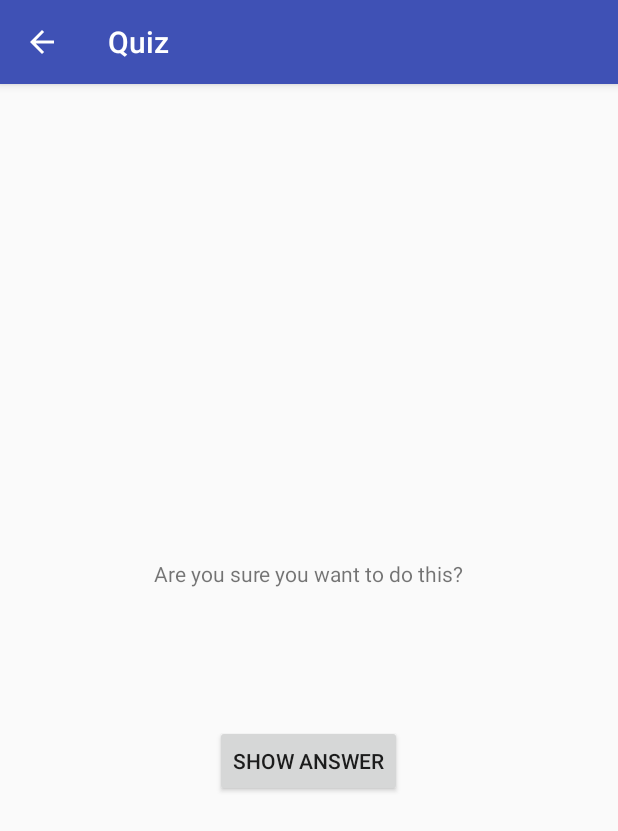
After one commit to kevbradwick/droid-quiz, an Android app: the CheatActivity screen opened directly, with no data from a screen before it, on a phone screen of 412 x 824 dp. The commit adds this screen. Shown: the top 831 px of the screen. Run offline under Robolectric (Android 15) with nearby library versions, the phone set to English and light mode, and no system bars.

Commit message:
added cheat activity.

```diff
--- a/app/src/main/AndroidManifest.xml
+++ b/app/src/main/AndroidManifest.xml
@@ -15,6 +15,8 @@
                 <category android:name="android.intent.category.LAUNCHER"/>
             </intent-filter>
         </activity>
+        <activity android:name=".CheatActivity">
+        </activity>
     </application>
 
 </manifest>
--- /dev/null
+++ b/app/src/main/java/kodefoundry/com/quiz/CheatActivity.java
@@ -0,0 +1,86 @@
+package kodefoundry.com.quiz;
+
+import android.content.Context;
+import android.content.Intent;
+import android.os.Bundle;
+import android.support.v7.app.ActionBar;
+import android.support.v7.app.AppCompatActivity;
+import android.util.Log;
+import android.view.View;
+import android.widget.Button;
+import android.widget.TextView;
+
+public class CheatActivity extends AppCompatActivity {
+
+    private static final String TAG = CheatActivity.class.getSimpleName();
+    private static final String PACKAGE_NAME = CheatActivity.class.getPackage().toString();
+    private static final String EXTRA_ANSWER_IS_TRUE = PACKAGE_NAME + "answer_is_true";
+    private static final String EXTRA_ANSWER_SHOWN = PACKAGE_NAME + "answer_shown";
+
+    private boolean answerIsTrue;
+
+    /**
+     * Convenience method to create a new intent for this activity with the
+     * required extras.
+     *
+     * @param packageContext the activity context
+     * @param answerIsTrue the answer to the question
+     * @return a new intent
+     */
+    static Intent newIntent(Context packageContext, boolean answerIsTrue) {
+        Intent intent = new Intent(packageContext, CheatActivity.class);
+        intent.putExtra(EXTRA_ANSWER_IS_TRUE, answerIsTrue);
+        return intent;
+    }
+
+    @Override
+    protected void onCreate(Bundle savedInstanceState) {
+        super.onCreate(savedInstanceState);
+        setContentView(R.layout.activity_cheat);
+
+        // obtain the answer to the question from the intent extras.
+        answerIsTrue = getIntent().getBooleanExtra(EXTRA_ANSWER_IS_TRUE, false);
+
+        // the ui elements on the layout
+        final TextView textView = (TextView) findViewById(R.id.answer_text_view);
+        final Button showAnswer = (Button) findViewById(R.id.show_answer_button);
+
+        showAnswer.setOnClickListener(new View.OnClickListener() {
+            @Override
+            public void onClick(View view) {
+                Log.d(TAG, "Show answer button clicked");
+
+                // display the answer
+                if (answerIsTrue) {
+                    textView.setText(R.string.true_button);
+                } else {
+                    textView.setText(R.string.false_button);
+                }
+                setAnswerShownResult(true);
+            }
+        });
+
+        ActionBar actionBar = getSupportActionBar();
+        if (actionBar != null) {
+            actionBar.setDisplayHomeAsUpEnabled(true);
+        }
+    }
+
+    private void setAnswerShownResult(boolean isAnswerShown) {
+        Intent intent = new Intent();
+        intent.putExtra(EXTRA_ANSWER_SHOWN, isAnswerShown);
+        setResult(RESULT_OK, intent);
+    }
+
+    /**
+     * Provide a static method to determine if the user cheated. This is placed
+     * in this activity so that any other activity needing the result can use
+     * this method rather than implementing their own.
+     *
+     * @param result the intent
+     * @return true|false
+     */
+    static boolean wasAnswerShown(Intent result) {
+        return result.getBooleanExtra(EXTRA_ANSWER_SHOWN, false);
+    }
+}
--- /dev/null
+++ b/app/src/main/res/layout/activity_cheat.xml
@@ -0,0 +1,27 @@
+<?xml version="1.0" encoding="utf-8"?>
+<LinearLayout
+        xmlns:android="http://schemas.android.com/apk/res/android"
+        xmlns:tools="http://schemas.android.com/tools"
+        android:layout_width="match_parent"
+        android:layout_height="match_parent"
+        android:gravity="center"
+        android:orientation="vertical"
+        tools:context="kodefoundry.com.quiz.CheatActivity">
+
+    <TextView android:layout_width="wrap_content"
+              android:layout_height="wrap_content"
+              android:padding="24dp"
+              android:text="@string/warning_text"/>
+
+    <TextView android:layout_width="wrap_content"
+              android:layout_height="wrap_content"
+              android:id="@+id/answer_text_view"
+              android:padding="24dp"
+              tools:text="Answer"/>
+
+    <Button android:layout_width="wrap_content"
+            android:layout_height="wrap_content"
+            android:id="@+id/show_answer_button"
+            android:text="@string/show_answer_button"/>
+
+</LinearLayout>
--- a/app/src/main/res/layout/activity_main.xml
+++ b/app/src/main/res/layout/activity_main.xml
@@ -56,4 +56,10 @@
                      android:layout_gravity="center"
                      android:src="@drawable/arrow_right"/>
     </LinearLayout>
+
+    <Button android:layout_width="wrap_content"
+            android:layout_height="wrap_content"
+            android:id="@+id/cheat_button"
+            android:layout_gravity="center"
+            android:text="@string/cheat_button"/>
 </LinearLayout>
--- a/app/src/main/res/values/strings.xml
+++ b/app/src/main/res/values/strings.xml
@@ -5,17 +5,44 @@
     <string name="previous_question">Previous Question</string>
     <string name="next_question">Next Question</string>
     <string name="answer_correct">Correct!</string>
+    <string name="answer_correct_cheated">Correct, but you cheated!</string>
+    <string name="answer_incorrect_cheated">Wrong answer, and you even cheated!</string>
     <string name="answer_incorrect">Wrong Answer!</string>
+    <string name="warning_text">Are you sure you want to do this?</string>
+    <string name="show_answer_button">Show answer</string>
+    <string name="cheat_button">Cheat!</string>
+    <string name="judgement_toast">Cheating is wrong.</string>
 
     <!-- Questions taken from http://readymadepubquiz.com/tag/true-or-false/ -->
-    <string name="question_1">A man from the USA consumed his 26,000th Big Mac on 11th October 2012, after eating at least one a day for forty years.</string>
-    <string name="question_2">The longest distance swam underwater in one breath is 200metres.</string>
-    <string name="question_3">The fastest time to eat 15 Ferrero Rocher is 1 minute 10 seconds.</string>
-    <string name="question_4">The record for most needles inserted into the head is 15,000.</string>
-    <string name="question_5">The world’s longest legs belong to a Russian lady and measure 132cm (51.9 inches)</string>
-    <string name="question_6">The heaviest aircraft pulled by a single man weighed 188.83 tonnes and was pulled 8.8 metres.</string>
-    <string name="question_7">The record for the fastest time to solve a Rubik’s Cube one-handed is 37 seconds.</string>
-    <string name="question_8">The world’s tallest living man is 251cm / 8 ft 3 in.</string>
-    <string name="question_9">The most expensive car number plate, showing only the number ‘1’, was bought in the United Arab Emirates for 52.2 million dirham, the approximate equivalent of £7.2 million.</string>
-    <string name="question_10">The record for the longest rail tunnel is held by the Channel Tunnel between Britain and France.</string>
+    <string name="question_1">A man from the USA consumed his 26,000th Big Mac
+        on 11th October 2012, after eating at least one a day for forty years.
+    </string>
+    <string name="question_2">The longest distance swam underwater in one breath
+        is 200metres.
+    </string>
+    <string name="question_3">The fastest time to eat 15 Ferrero Rocher is 1
+        minute 10 seconds.
+    </string>
+    <string name="question_4">The record for most needles inserted into the head
+        is 15,000.
+    </string>
+    <string name="question_5">The world’s longest legs belong to a Russian lady
+        and measure 132cm (51.9 inches)
+    </string>
+    <string name="question_6">The heaviest aircraft pulled by a single man
+        weighed 188.83 tonnes and was pulled 8.8 metres.
+    </string>
+    <string name="question_7">The record for the fastest time to solve a Rubik’s
+        Cube one-handed is 37 seconds.
+    </string>
+    <string name="question_8">The world’s tallest living man is 251cm / 8 ft 3
+        in.
+    </string>
+    <string name="question_9">The most expensive car number plate, showing only
+        the number ‘1’, was bought in the United Arab Emirates for 52.2 million
+        dirham, the approximate equivalent of £7.2 million.
+    </string>
+    <string name="question_10">The record for the longest rail tunnel is held by
+        the Channel Tunnel between Britain and France.
+    </string>
 </resources>
```
Also changed, not shown: app/src/main/java/kodefoundry/com/quiz/MainActivity.java (+33 -2 lines).
